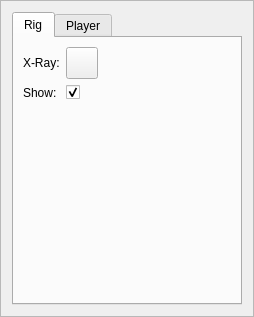
yhunahrin/Radium-Engine, file Plugins/Animation/src/UI/AnimationUI.ui: the form before one commit.
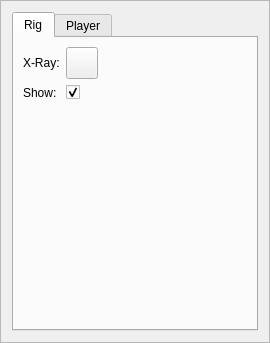
The form after the commit. The open tabs and pages were chosen to show the change. Icons and pictures are not drawn.

Commit message: Adding shortcuts for xray-ed bones and animation play/pause/stop ;

Diff of the .ui file:
```diff
--- a/Plugins/Animation/src/UI/AnimationUI.ui
+++ b/Plugins/Animation/src/UI/AnimationUI.ui
@@ -6,8 +6,8 @@
    <rect>
     <x>0</x>
     <y>0</y>
-    <width>254</width>
-    <height>317</height>
+    <width>270</width>
+    <height>343</height>
    </rect>
   </property>
   <property name="windowTitle">
```
Left out of the diff: 14 changed lines with no effect on the pictures.
